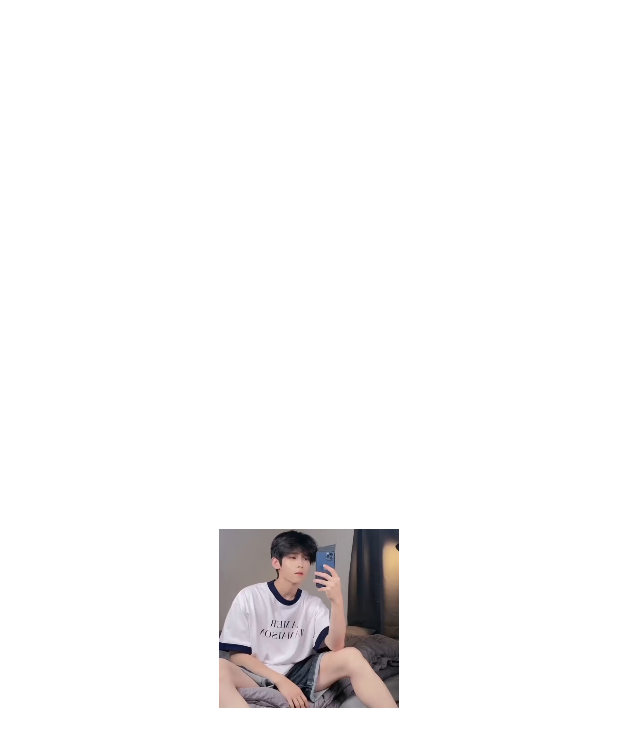
After one commit to hole14/MyInstagramProject, an Android app: the layout recycler_search.xml on its own in the app's theme, with its tools: preview values and no code run, on a phone screen of 412 x 824 dp. The commit adds this screen. Shown: the top 747 px of the screen. Run offline under Robolectric (Android 15) with nearby library versions, the phone set to English and light mode, and no system bars.

Commit message:
Menyelesaikan SearchFragment dan recycler_search.xml

```diff
--- /dev/null
+++ b/app/src/main/res/layout/recycler_search.xml
@@ -0,0 +1,19 @@
+<?xml version="1.0" encoding="utf-8"?>
+<androidx.constraintlayout.widget.ConstraintLayout xmlns:android="http://schemas.android.com/apk/res/android"
+    xmlns:app="http://schemas.android.com/apk/res-auto"
+    android:layout_width="120dp"
+    android:layout_height="120dp"
+    android:layout_gravity="center">
+
+    <ImageView
+        android:id="@+id/video_search"
+        android:layout_width="match_parent"
+        android:layout_height="match_parent"
+        android:src="@drawable/postingan_1_000"
+        android:adjustViewBounds="true"
+        app:layout_constraintBottom_toBottomOf="parent"
+        app:layout_constraintEnd_toEndOf="parent"
+        app:layout_constraintStart_toStartOf="parent"
+        app:layout_constraintTop_toTopOf="parent" />
+
+</androidx.constraintlayout.widget.ConstraintLayout>
```
Also changed, not shown: app/src/main/java/com/example/myinstagramproject/fragment/SearchFragment.kt (+41 -0 lines).
